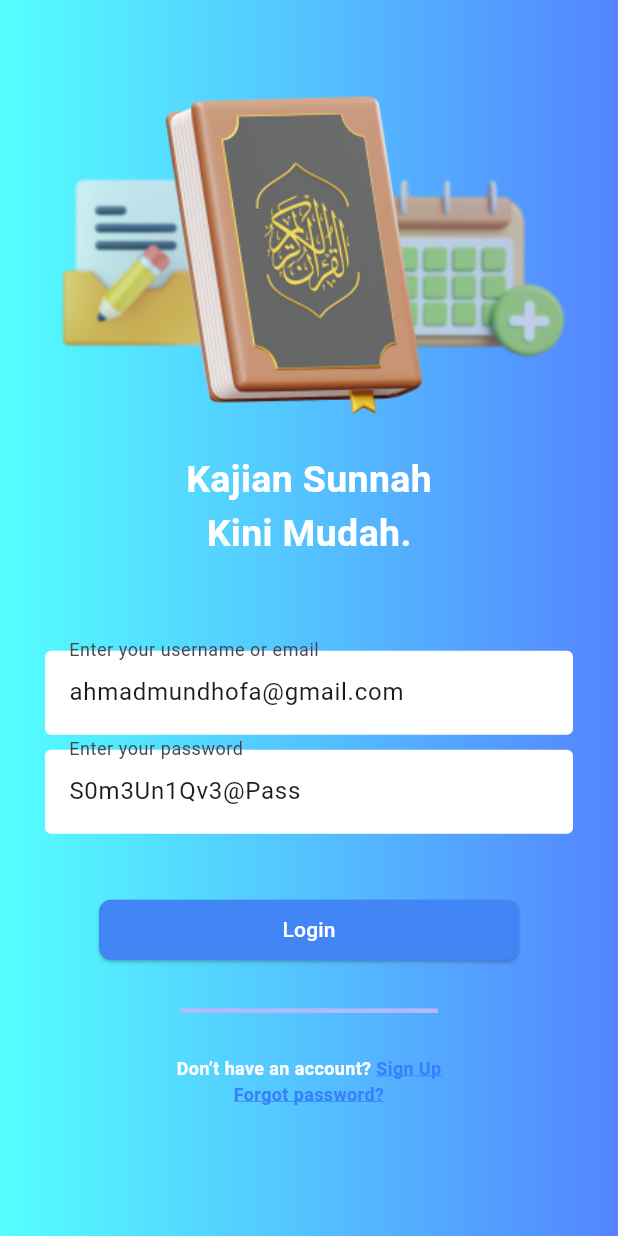
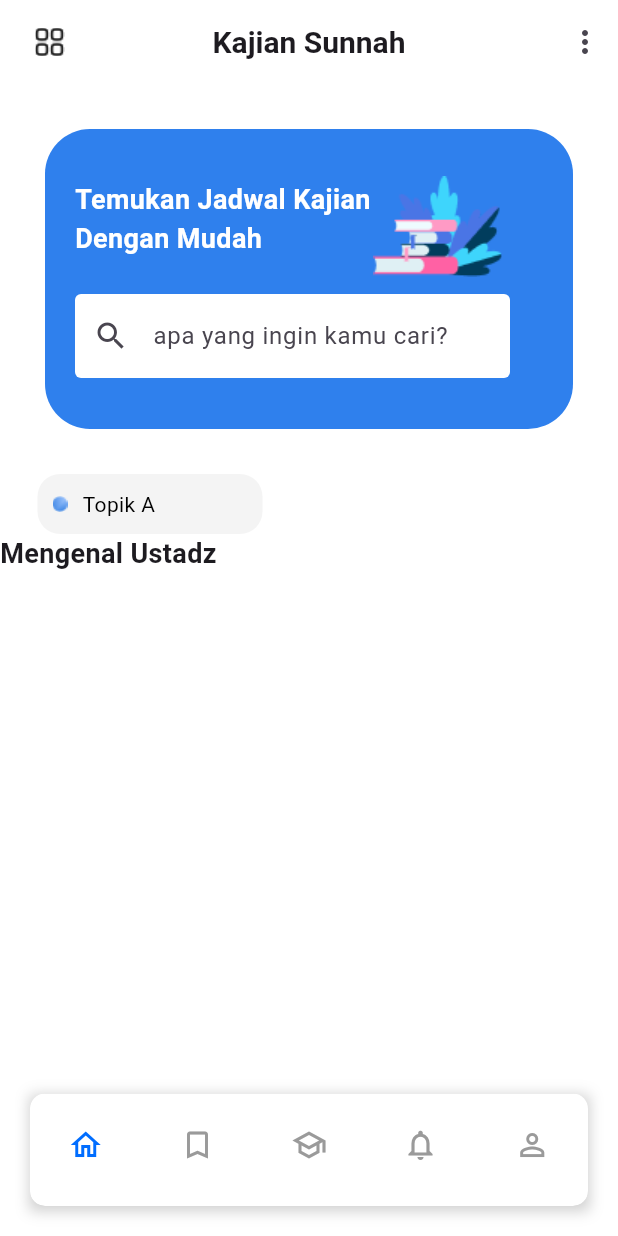
Before and after one commit to mrheza/kajian_sunnah, a Flutter app: the screen it shows after launch, on a phone screen of 412 x 824 dp. Run offline on Flutter 3.47's test engine with Material 3 defaults, Android fonts, the phone set to English and light mode, and no system bars; our stand-ins replace bloc, dio, equatable, shared_preferences.

Commit message:
feat(home): create home page

```diff
--- /dev/null
+++ b/lib/features/home/presentation/pages/home.dart
@@ -0,0 +1,192 @@
+import 'package:flutter/material.dart';
+import 'package:kajian_sunnah/features/login/presentation/pages/login.dart';
+import 'package:kajian_sunnah/features/login/presentation/pages/register.dart';
+import 'package:kajian_sunnah/features/login/presentation/widgets/headline.dart';
+
+
+class Home extends StatelessWidget {
+  const Home({super.key});
+
+  @override
+  Widget build(BuildContext context) {
+    return Scaffold(
+      extendBody: true,
+      appBar: AppBar(
+        centerTitle: true,
+        backgroundColor: Colors.white,
+        leading: Padding(
+            padding: const EdgeInsets.only(left: 10),
+            child: Image.asset("assets/icons/menu.png")
+          ),
+        title: const Text(
+          "Kajian Sunnah",
+          style: TextStyle(
+            fontWeight: FontWeight.bold,
+            fontSize: 20,
+          ),
+        ),
+        titleSpacing: 10,
+        actions: const [
+          Padding(
+            padding: EdgeInsets.only(right: 10),
+            child: Icon(Icons.more_vert)
+          )
+        ],
+      ),
+      body: Container(
+        width: double.maxFinite,
+        height: double.maxFinite,
+        decoration: const BoxDecoration(
+          color: Colors.white,
+        ),
+        child: ListView(
+          children: [
+            Container(
+              margin: const EdgeInsets.all(30),
+              height: 200,
+              decoration: const BoxDecoration(
+                color: Color(0xFF2F80ED),
+                borderRadius: BorderRadius.all(Radius.circular(30))
+              ),
+              child: Padding(
+                padding: const EdgeInsets.all(20),
+                child: Column(
+                  children: [
+                    Row(
+                      children: [
+                        const Text('Temukan Jadwal Kajian\nDengan Mudah',
+                          style: TextStyle(
+                            color: Colors.white,
+                            fontSize: 18,
+                            fontWeight: FontWeight.bold,
+                          ),
+                          textAlign: TextAlign.left,
+                        ),
+                        Column(
+                          children: [
+                            const SizedBox(height: 10,),
+                            Image.asset("assets/images/book.png", height: 70,),
+                          ],
+                        ),
+                      ],
+                    ),
+                    const SizedBox(height: 10),
+                    const Row(
+                      children: [
+                        SizedBox(
+                          width: 290,
+                          child: TextField(
+                            decoration: InputDecoration(
+                              prefixIcon: Icon(Icons.search),
+                              hintText: 'apa yang ingin kamu cari?',
+                              fillColor: Colors.white,
+                              filled: true,
+                              border: OutlineInputBorder(borderSide: BorderSide.none),
+                            ),
+                          ),
+                        ),
+                      ],
+                    ),
+                  ],
+                ),
+              ),
+            ),
+            Padding(
+              padding: const EdgeInsets.only(left: 25, right: 25),
+              child: SizedBox(
+                height: 40,
+                child: ListView(
+                  scrollDirection: Axis.horizontal,
+                  children: [
+                    Padding(
+                      padding: const EdgeInsets.only(right: 10),
+                      child: Container(
+                        width: 150,
+                        decoration: const BoxDecoration(
+                          color: Color(0xFFF4F4F4),
+                          borderRadius: BorderRadius.all(Radius.circular(15))
+                        ),
+                        child: Row(
+                          children: [
+                            Padding(
+                              padding: const EdgeInsets.all(10),
+                              child: Image.asset("assets/icons/avatar-20.png"),
+                            ),
+                            const Padding(
+                              padding: EdgeInsets.only(right: 10),
+                              child: SizedBox(
+                                width: 110,
+                                child: Text('Topik A',
+                                  overflow: TextOverflow.ellipsis,
+                                  style: TextStyle(color: Colors.black),
+                                ),
+                              ),
+                            )
+                          ],
+                        ),
+                      ),
+                    ),
+                  ],
+                ),
+              ),
+            ),
+            const Text('Mengenal Ustadz', style: TextStyle(
+                fontSize: 18,
+                fontWeight: FontWeight.bold,
+              ),
+            )
+          ],
+        ),
+      ),
+      bottomNavigationBar: Padding(
+        padding: const EdgeInsets.all(20),
+        child: Container(
+          height: 75,
+          decoration: BoxDecoration(
+            boxShadow:[
+                BoxShadow(
+                  color: Colors.grey.withOpacity(0.5),
+                  spreadRadius: 1,
+                  blurRadius: 7,
+                  offset: const Offset(0, 2),
+                ),
+              ],
+          ),
+          child: ClipRRect(
+            borderRadius: const BorderRadius.all(Radius.circular(10)),
+            child: BottomNavigationBar(
+              type: BottomNavigationBarType.fixed,
+              backgroundColor: Colors.white,
+              unselectedItemColor: const Color(0xFF9A9A9A),
+              selectedItemColor: const Color(0xFF006DFF),
+              showSelectedLabels: false,
+              showUnselectedLabels: false,
+              items: const <BottomNavigationBarItem>[
+                BottomNavigationBarItem(
+                  icon: Icon(Icons.home_outlined),
+                  label: 'Beranda',
+                ),
+                BottomNavigationBarItem(
+                  icon: Icon(Icons.bookmark_border_outlined),
+                  label: 'Bookmark',
+                ),
+                BottomNavigationBarItem(
+                  icon: Icon(Icons.school_outlined),
+                  label: 'Akademi',
+                ),
+                BottomNavigationBarItem(
+                  icon: Icon(Icons.notifications_outlined),
+                  label: 'Notifikasi',
+                ),
+                BottomNavigationBarItem(
+                  icon: Icon(Icons.person_outline_sharp),
+                  label: 'Profil',
+                ),
+              ],
+            ),
+          ),
+        ),
+      ),
+    );
+  }
+}
--- a/lib/features/login/domain/usecases/login.dart
+++ b/lib/features/login/domain/usecases/login.dart
@@ -19,11 +19,17 @@ class LoginService {
 
       if (response.statusCode == 200) {
         var model = LoginResponse.fromJson(response.data);
-        print(model.result.token);
+        prefs.setString('token', model.result.token);
+        print(prefs.getString('token'));
       }
     } catch (e) {
       print(e.toString());
-      print(e.toString());
     }
   }
+
+  logout() async {
+    SharedPreferences prefs = await SharedPreferences.getInstance();
+    prefs.remove('token');
+    print(prefs.getString('token'));
+  }
 }
--- a/lib/features/login/presentation/pages/initial.dart
+++ b/lib/features/login/presentation/pages/initial.dart
@@ -25,13 +25,13 @@ class Initial extends StatelessWidget {
             const Headline(),
             Column(
               children: [
-                const SizedBox(height: 35),
+                const SizedBox(height: 30),
                 const Text(
                   'Aplikasi ini hadir untuk mendukung\naktifitas kaum muslimin mendapatkan\nagenda, artikel dan pengumuman seputar\nkajian sunnah',
                   style: TextStyle(color: Colors.white, fontSize: 16),
                   textAlign: TextAlign.center,
                 ),
-                const SizedBox(height: 35),
+                const SizedBox(height: 20),
                 ElevatedButton(
                   onPressed: () {
                     Navigator.of(context).push(
@@ -54,7 +54,7 @@ class Initial extends StatelessWidget {
                     ),
                   ),
                 ),
-                const SizedBox(height: 15),
+                const SizedBox(height: 10),
                 ElevatedButton(
                   onPressed: () {
                     Navigator.of(context).push(
--- a/lib/features/login/presentation/pages/login.dart
+++ b/lib/features/login/presentation/pages/login.dart
@@ -28,14 +28,13 @@ class Login extends StatelessWidget {
             const Headline(),
             Column(
               children: [
-                const SizedBox(height: 60),
+                const SizedBox(height: 30),
                 Padding(
                   padding:
                       const EdgeInsets.only(left: 30, right: 30, bottom: 10),
                   child: TextFormField(
                     controller: emailController
                       ..text = "ahmadmundhofa@gmail.com",
-                    style: const TextStyle(fontSize: 16),
                     decoration: const InputDecoration(
                       focusedBorder: OutlineInputBorder(),
                       errorBorder: OutlineInputBorder(
@@ -53,7 +52,6 @@ class Login extends StatelessWidget {
                       const EdgeInsets.only(left: 30, right: 30, bottom: 10),
                   child: TextFormField(
                     controller: passwordController..text = "S0m3Un1Qv3@Pass",
-                    style: const TextStyle(fontSize: 16),
                     decoration: const InputDecoration(
                       focusedBorder: OutlineInputBorder(),
                       errorBorder: OutlineInputBorder(
@@ -66,7 +64,7 @@ class Login extends StatelessWidget {
                     ),
                   ),
                 ),
-                const SizedBox(height: 30),
+                const SizedBox(height: 20),
                 ElevatedButton(
                   onPressed: () {
                     LoginService()
--- a/lib/features/login/presentation/pages/register.dart
+++ b/lib/features/login/presentation/pages/register.dart
@@ -23,12 +23,11 @@ class Register extends StatelessWidget {
           children: [
             Column(
               children: [
-                const SizedBox(height: 60),
+                const SizedBox(height: 30),
                 Padding(
                   padding:
-                      const EdgeInsets.only(left: 30, right: 30, bottom: 10),
+                      const EdgeInsets.only(left: 30, right: 30, bottom: 5),
                   child: TextFormField(
-                    style: const TextStyle(fontSize: 16),
                     decoration: const InputDecoration(
                       focusedBorder: OutlineInputBorder(),
                       errorBorder: OutlineInputBorder(
@@ -43,9 +42,8 @@ class Register extends StatelessWidget {
                 ),
                 Padding(
                   padding:
-                      const EdgeInsets.only(left: 30, right: 30, bottom: 10),
+                      const EdgeInsets.only(left: 30, right: 30, bottom: 5),
                   child: TextFormField(
-                    style: const TextStyle(fontSize: 16),
                     decoration: const InputDecoration(
                       focusedBorder: OutlineInputBorder(),
                       errorBorder: OutlineInputBorder(
@@ -60,9 +58,8 @@ class Register extends StatelessWidget {
                 ),
                 Padding(
                   padding:
-                      const EdgeInsets.only(left: 30, right: 30, bottom: 10),
+                      const EdgeInsets.only(left: 30, right: 30, bottom: 5),
                   child: TextFormField(
-                    style: const TextStyle(fontSize: 16),
                     decoration: const InputDecoration(
                       focusedBorder: OutlineInputBorder(),
                       errorBorder: OutlineInputBorder(
@@ -77,9 +74,8 @@ class Register extends StatelessWidget {
                 ),
                 Padding(
                   padding:
-                      const EdgeInsets.only(left: 30, right: 30, bottom: 10),
+                      const EdgeInsets.only(left: 30, right: 30, bottom: 5),
                   child: TextFormField(
-                    style: const TextStyle(fontSize: 16),
                     decoration: const InputDecoration(
                       focusedBorder: OutlineInputBorder(),
                       errorBorder: OutlineInputBorder(
@@ -94,9 +90,8 @@ class Register extends StatelessWidget {
                 ),
                 Padding(
                   padding:
-                      const EdgeInsets.only(left: 30, right: 30, bottom: 10),
+                      const EdgeInsets.only(left: 30, right: 30, bottom: 5),
                   child: TextFormField(
-                    style: const TextStyle(fontSize: 16),
                     decoration: const InputDecoration(
                       focusedBorder: OutlineInputBorder(),
                       errorBorder: OutlineInputBorder(
@@ -111,9 +106,8 @@ class Register extends StatelessWidget {
                 ),
                 Padding(
                   padding:
-                      const EdgeInsets.only(left: 30, right: 30, bottom: 10),
+                      const EdgeInsets.only(left: 30, right: 30, bottom: 5),
                   child: TextFormField(
-                    style: const TextStyle(fontSize: 16),
                     decoration: const InputDecoration(
                       focusedBorder: OutlineInputBorder(),
                       errorBorder: OutlineInputBorder(
@@ -128,10 +122,9 @@ class Register extends StatelessWidget {
                 ),
                 Padding(
                   padding:
-                      const EdgeInsets.only(left: 30, right: 30, bottom: 10),
+                      const EdgeInsets.only(left: 30, right: 30, bottom: 5),
                   child: TextFormField(
                     maxLines: 3,
-                    style: const TextStyle(fontSize: 16),
                     decoration: const InputDecoration(
                       alignLabelWithHint: true,
                       focusedBorder: OutlineInputBorder(),
@@ -145,7 +138,7 @@ class Register extends StatelessWidget {
                     ),
                   ),
                 ),
-                const SizedBox(height: 30),
+                const SizedBox(height: 20),
                 ElevatedButton(
                   onPressed: () {},
                   style: ElevatedButton.styleFrom(
@@ -162,7 +155,7 @@ class Register extends StatelessWidget {
                     ),
                   ),
                 ),
-                const SizedBox(height: 15),
+                const SizedBox(height: 10),
                 const Padding(
                   padding: EdgeInsets.only(left: 120, right: 120),
                   child: Divider(
@@ -171,7 +164,7 @@ class Register extends StatelessWidget {
                     color: Color(0xFFB2BAFD),
                   ),
                 ),
-                const SizedBox(height: 15),
+                const SizedBox(height: 10),
                 Row(
                   mainAxisAlignment: MainAxisAlignment.center,
                   children: [
--- a/lib/features/login/presentation/widgets/headline.dart
+++ b/lib/features/login/presentation/widgets/headline.dart
@@ -11,16 +11,16 @@ class Headline extends StatelessWidget {
       children: [
         Padding(
           padding:
-              const EdgeInsets.only(left: 15, right: 15, top: 55, bottom: 25),
+              const EdgeInsets.only(left: 15, right: 15, top: 30, bottom: 15),
           child: Image.asset(
             'assets/images/quran.png',
-            width: 350,
+            width: 250,
           ),
         ),
         const Text(
           'Kajian Sunnah',
           style: TextStyle(
-            fontSize: 25,
+            fontSize: 22,
             fontWeight: FontWeight.bold,
             color: Colors.white,
           ),
@@ -28,7 +28,7 @@ class Headline extends StatelessWidget {
         const Text(
           'Kini Mudah.',
           style: TextStyle(
-            fontSize: 25,
+            fontSize: 22,
             fontWeight: FontWeight.bold,
             color: Colors.white,
           ),
--- a/lib/main.dart
+++ b/lib/main.dart
@@ -1,7 +1,8 @@
 import 'package:flutter/material.dart';
 //import 'package:kajian_sunnah/features/login/presentation/pages/register.dart';
-import 'package:kajian_sunnah/features/login/presentation/pages/login.dart';
+//import 'package:kajian_sunnah/features/login/presentation/pages/login.dart';
 //import 'package:kajian_sunnah/features/login/presentation/pages/initial.dart';
+import 'package:kajian_sunnah/features/home/presentation/pages/home.dart';
 
 void main() {
   runApp(const MainApp());
@@ -14,7 +15,7 @@ class MainApp extends StatelessWidget {
   Widget build(BuildContext context) {
     return const MaterialApp(
       debugShowCheckedModeBanner: false,
-      home: Login(),
+      home: Home(),
     );
   }
 }
--- a/pubspec.yaml
+++ b/pubspec.yaml
@@ -23,3 +23,4 @@ flutter:
   uses-material-design: true
   assets:
     - assets/images/
+    - assets/icons/
```
Also changed, not shown: assets/icons/avatar-20.png (added), assets/icons/menu.png (added), assets/images/book.png (added), 1 other file.
